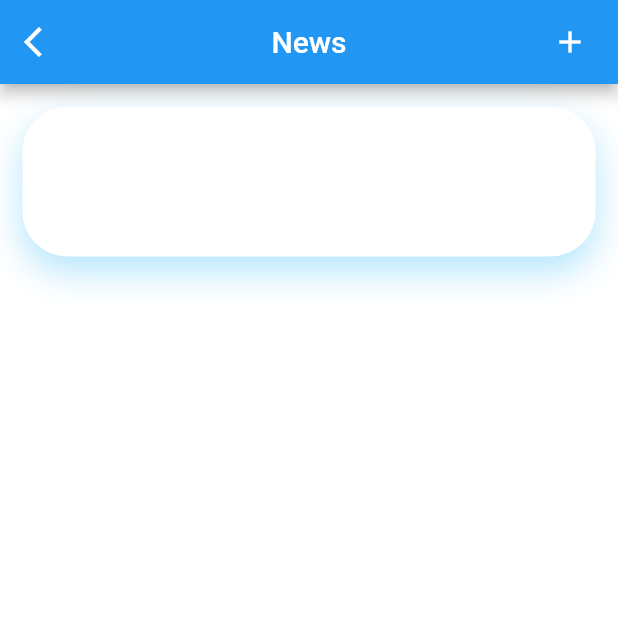
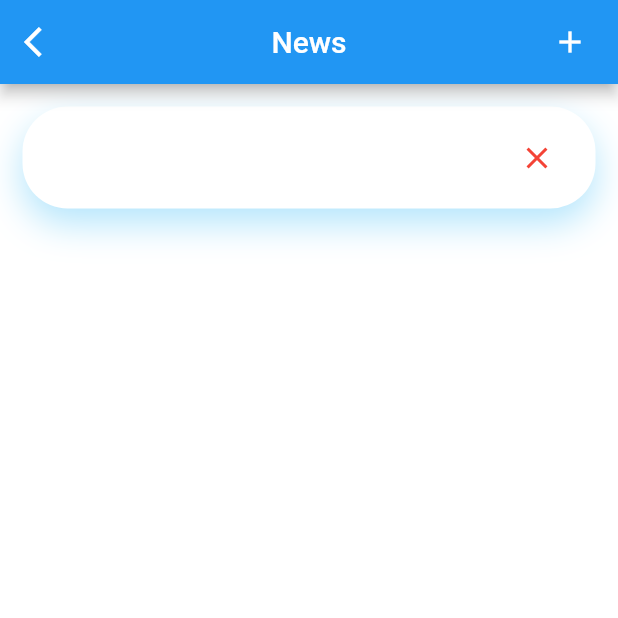
Before and after one commit to bhumika-kalaru/news, a Flutter app: the AddNews screen opened directly, after a tap on the "check" icon, on a phone screen of 412 x 824 dp, the top half of it. Run offline on Flutter 3.47's test engine with Material 2 defaults, Android fonts, the phone set to English and light mode, and no system bars; our stand-ins replace animated_splash_screen, cloud_firestore, firebase_auth, firebase_core, google_fonts, share_plus; missing offline and left inert: add_2_calendar, email_otp; accounts and stored records are empty.

Commit message:
delete button

```diff
--- a/lib/addNews.dart
+++ b/lib/addNews.dart
@@ -24,7 +24,8 @@ class _AddNewsState extends State<AddNews> {
           GestureDetector(
             child: Icon(Icons.check),
             onTap: () {
-              createNews(descript: descontroller.text,date: _dateTime);
+              createNews(descript: descontroller.text);
+              //,date: _dateTime
               Navigator.push(context, MaterialPageRoute(builder: (context)=>DisplayNews()));
             },
           ),
@@ -93,12 +94,13 @@ class _AddNewsState extends State<AddNews> {
       snapshot.docs.map((doc) => News.fromJson(doc.data())).toList());
 
   Future createNews(
-      {required String descript,required DateTime date}) async {
+      {required String descript}) async {
+    //,required DateTime date
     final docNews = FirebaseFirestore.instance.collection('News').doc();
     final news = News(
       id: docNews.id,
       description: descript,
-      date: date,
+      // date: date,
     );
     final json = news.toJson();
     await docNews.set(json);
@@ -108,16 +110,16 @@ class _AddNewsState extends State<AddNews> {
 class News {
   late String id;
   final String description;
-  final DateTime date;
-  News({this.id = '', required this.description,required this.date });
-
+  // final DateTime date;
+  News({this.id = '', required this.description, });
+  //required this.date
   Map<String, dynamic> toJson() => {
     'id': id,
     'description': description,
-    'date':date,
+    // 'date':date,
   };
   static News fromJson(Map<String, dynamic> json) => News(
     id: json['id'],
-    date: json['date'],
+    // date: json['date'],
     description: json['description'],);
 }
--- a/lib/displayNews.dart
+++ b/lib/displayNews.dart
@@ -1,8 +1,8 @@
 import 'package:cloud_firestore/cloud_firestore.dart';
 import 'package:flutter/material.dart';
 import 'package:google_fonts/google_fonts.dart';
-import 'package:news/addNews.dart';
 import 'package:news/specificNews.dart';
+import 'addNews.dart';
 import 'constants.dart';
 
 class DisplayNews extends StatefulWidget {
@@ -12,9 +12,14 @@ class DisplayNews extends StatefulWidget {
   State<DisplayNews> createState() => _DisplayNewsState();
 }
 
+late double h,w;
+
 class _DisplayNewsState extends State<DisplayNews> {
   @override
   Widget build(BuildContext context) {
+
+     h = MediaQuery.of(context).size.height;
+        w = MediaQuery.of(context).size.width;
     return Scaffold(
       appBar: AppBar(
         backgroundColor: blue,
@@ -69,9 +74,9 @@ class _DisplayNewsState extends State<DisplayNews> {
     );
   }
 
-  Widget buildUser(News news) => GestureDetector(
+  Widget buildUser(News n) => GestureDetector(
     child: Container(
-      height: 100,
+      // height: 100,
       padding: EdgeInsets.all(10),
       decoration: BoxDecoration(
           color: white,
@@ -82,9 +87,35 @@ class _DisplayNewsState extends State<DisplayNews> {
         crossAxisAlignment: CrossAxisAlignment.start,
         mainAxisAlignment: MainAxisAlignment.spaceEvenly,
         children: [
-          Text(
-            news.description,
-            style: GoogleFonts.openSans(),
+          Row(
+            children: [
+              Container(
+                width: w*0.75,
+                child: Center(
+                  child: Text(
+                    n.description,
+                    style: GoogleFonts.gabriela(
+                      fontSize: 20,
+
+                    ),
+                  ),
+                ),
+              ),
+              IconButton(
+                  onPressed: () {
+                    setState(() {
+
+                      final doc = FirebaseFirestore.instance
+                          .collection('News')
+                          .doc(n.id);
+                      doc.delete();
+                    });
+                  },
+                  icon: Icon(
+                    Icons.close,
+                    color: Colors.red,
+                  )),
+            ],
           ),
         ],
       ),
@@ -94,7 +125,7 @@ class _DisplayNewsState extends State<DisplayNews> {
           context,
           MaterialPageRoute(
               builder: (context) =>
-                  specificNewsInfo(description:news.description)));
+                  specificNewsInfo(news: n)));
     },
   );
   Stream<List<News>> readUsers() => FirebaseFirestore.instance
@@ -104,20 +135,3 @@ class _DisplayNewsState extends State<DisplayNews> {
       snapshot.docs.map((doc) => News.fromJson(doc.data())).toList());
 
 }
-
-class News {
-  late String id;
-  final String description;
-  // final DateTime date;
-  News({this.id = '', required this.description });
-
-  Map<String, dynamic> toJson() => {
-    'id': id,
-    'description': description,
-    // 'date':date,
-  };
-  static News fromJson(Map<String, dynamic> json) => News(
-    id: json['id'],
-    // date: json['date'],
-    description: json['description'],);
-}
--- a/lib/specificNews.dart
+++ b/lib/specificNews.dart
@@ -1,11 +1,12 @@
 import 'package:flutter/cupertino.dart';
 import 'package:flutter/material.dart';
 import 'package:google_fonts/google_fonts.dart';
+import 'addNews.dart';
 import 'constants.dart';
 
 class specificNewsInfo extends StatelessWidget {
-  specificNewsInfo({required this.description});
-  final String description;
+  specificNewsInfo({required this.news});
+  final News news;
 
   @override
   Widget build(BuildContext context) {
@@ -25,10 +26,10 @@ class specificNewsInfo extends StatelessWidget {
           padding: EdgeInsets.all(20),
           child: Column(
             mainAxisAlignment: MainAxisAlignment.center,
-            crossAxisAlignment: CrossAxisAlignment.r,
+            crossAxisAlignment: CrossAxisAlignment.start,
             children: [
               Center(
-                  child: Text( description,
+                  child: Text( news.description,
                       style: GoogleFonts.gabriela(fontSize: 24))),
             ],
           ),
```
